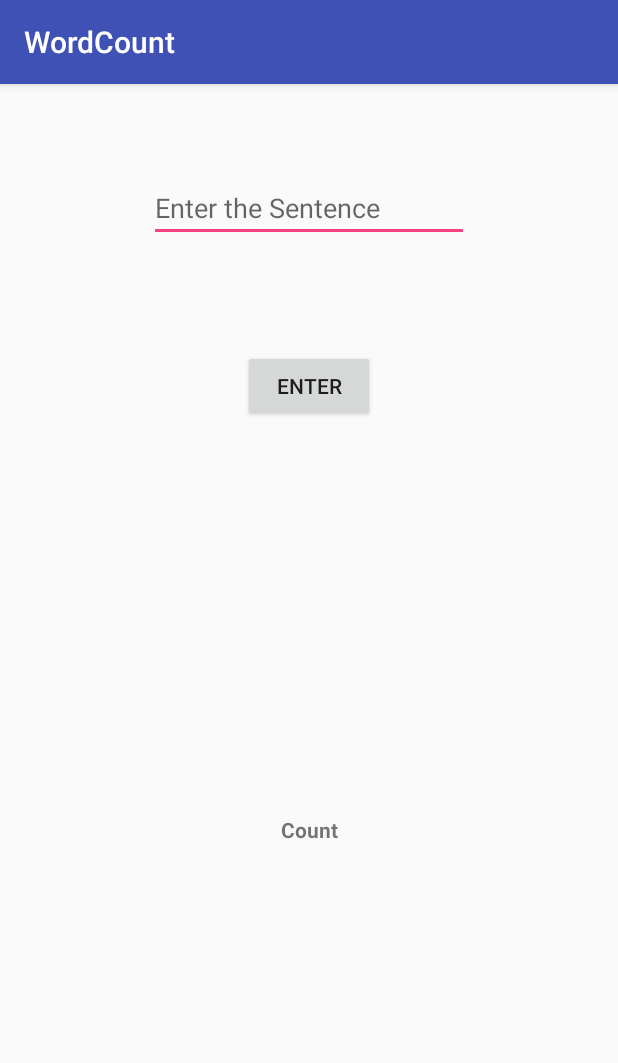
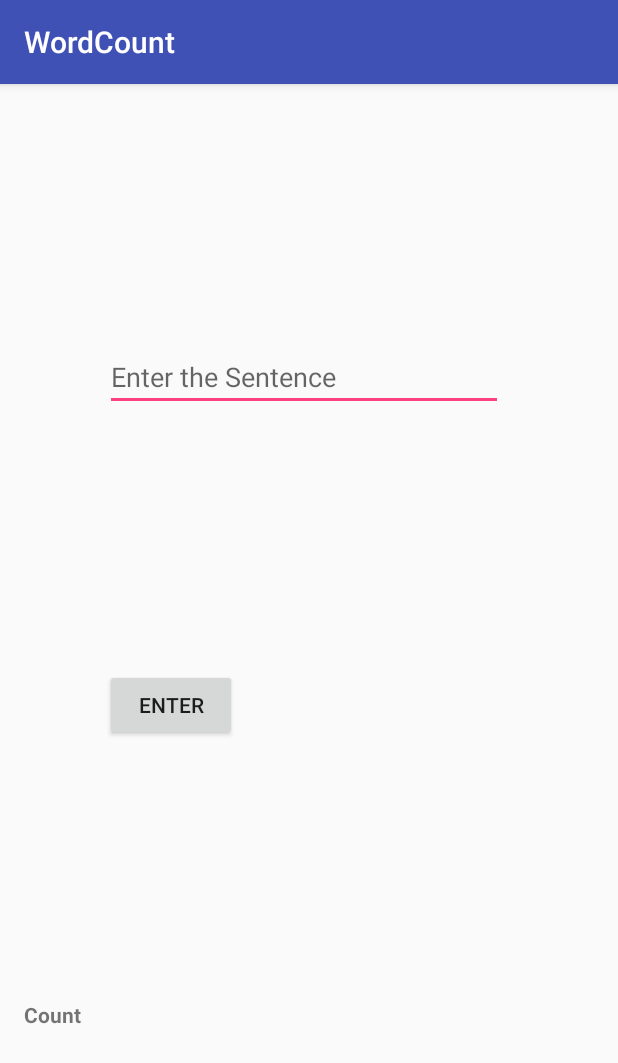
Before and after one commit to Oltier/mcc-android-task1, an Android app: the screen it shows after launch (MainActivity), on a phone screen of 412 x 824 dp. Shown: the top 1063 px of the screen. Run offline under Robolectric (Android 15) with nearby library versions, the phone set to English and light mode, and no system bars.

Commit message:
modify layout

```diff
--- a/app/src/main/res/layout/activity_main.xml
+++ b/app/src/main/res/layout/activity_main.xml
@@ -5,32 +5,29 @@
     android:id="@+id/relativeLayout3"
     android:layout_width="match_parent"
     android:layout_height="match_parent"
-    tools:context=".MainActivity">
+    tools:context=".MainActivity"
+    tools:layout_editor_absoluteY="81dp">
 
     <EditText
         android:id="@+id/textInput"
-        android:layout_width="wrap_content"
+        android:layout_width="265dp"
         android:layout_height="wrap_content"
-        android:layout_marginEnd="8dp"
-        android:layout_marginStart="8dp"
-        android:layout_marginTop="60dp"
+        android:layout_marginStart="16dp"
         android:ems="10"
         android:hint="@string/enter_sentence"
         android:inputType="text"
-        app:layout_constraintEnd_toEndOf="parent"
-        app:layout_constraintStart_toStartOf="parent"
+        app:layout_constraintBottom_toTopOf="@+id/button"
+        app:layout_constraintStart_toEndOf="@+id/textView3"
         app:layout_constraintTop_toTopOf="parent" />
 
     <Button
         android:id="@+id/button"
         android:layout_width="wrap_content"
         android:layout_height="wrap_content"
-        android:layout_marginEnd="8dp"
-        android:layout_marginStart="8dp"
-        android:layout_marginTop="72dp"
+        android:layout_marginStart="16dp"
         android:text="@string/enter"
-        app:layout_constraintEnd_toEndOf="parent"
-        app:layout_constraintStart_toStartOf="parent"
+        app:layout_constraintBottom_toTopOf="@+id/txtCount"
+        app:layout_constraintStart_toEndOf="@+id/textView3"
         app:layout_constraintTop_toBottomOf="@+id/textInput" />
 
     <TextView
@@ -38,26 +35,21 @@
         android:layout_width="wrap_content"
         android:layout_height="wrap_content"
         android:layout_marginBottom="8dp"
-        android:layout_marginEnd="8dp"
-        android:layout_marginStart="8dp"
+        android:layout_marginStart="16dp"
         android:layout_marginTop="8dp"
         android:text="@string/count"
         android:textStyle="bold"
         app:layout_constraintBottom_toBottomOf="parent"
-        app:layout_constraintEnd_toEndOf="parent"
         app:layout_constraintStart_toStartOf="parent"
-        app:layout_constraintTop_toBottomOf="@+id/button" />
+        app:layout_constraintTop_toTopOf="parent"
+        app:layout_constraintVertical_bias="0.823" />
 
     <TextView
         android:id="@+id/txtCount"
         android:layout_width="wrap_content"
         android:layout_height="wrap_content"
-        android:layout_marginBottom="8dp"
-        android:layout_marginEnd="8dp"
-        android:layout_marginStart="8dp"
-        android:layout_marginTop="8dp"
-        app:layout_constraintBottom_toBottomOf="parent"
-        app:layout_constraintEnd_toEndOf="parent"
+        android:layout_marginStart="16dp"
+        app:layout_constraintBottom_toBottomOf="@+id/textView3"
         app:layout_constraintStart_toEndOf="@+id/textView3"
-        app:layout_constraintTop_toBottomOf="@+id/button" />
+        app:layout_constraintTop_toTopOf="@+id/textView3" />
 </android.support.constraint.ConstraintLayout>
```
